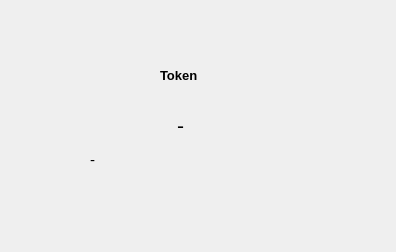
First picture: the form in Proyecto_Copeco/token.ui, repository DavidZelaya12/Proyecto_Copeco, before the edit.
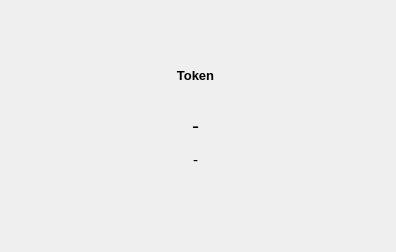
Second picture: the form after the edit.

Patch:
```diff
--- a/Proyecto_Copeco/token.ui
+++ b/Proyecto_Copeco/token.ui
@@ -16,9 +16,9 @@
   <widget class="QLabel" name="lbl_TokenTitulo">
    <property name="geometry">
     <rect>
-     <x>160</x>
+     <x>0</x>
      <y>60</y>
-     <width>61</width>
+     <width>391</width>
      <height>31</height>
     </rect>
    </property>
@@ -32,13 +32,16 @@
    <property name="text">
     <string>Token</string>
    </property>
+   <property name="alignment">
+    <set>Qt::AlignCenter</set>
+   </property>
   </widget>
   <widget class="QLabel" name="lbl_Token">
    <property name="geometry">
     <rect>
-     <x>40</x>
+     <x>0</x>
      <y>100</y>
-     <width>281</width>
+     <width>391</width>
      <height>51</height>
     </rect>
    </property>
@@ -57,9 +60,9 @@
   <widget class="QLabel" name="lbl_tiempo">
    <property name="geometry">
     <rect>
-     <x>90</x>
+     <x>0</x>
      <y>150</y>
-     <width>181</width>
+     <width>391</width>
      <height>20</height>
     </rect>
    </property>
@@ -71,6 +74,9 @@
    <property name="text">
     <string>-</string>
    </property>
+   <property name="alignment">
+    <set>Qt::AlignCenter</set>
+   </property>
   </widget>
  </widget>
  <resources/>
```
